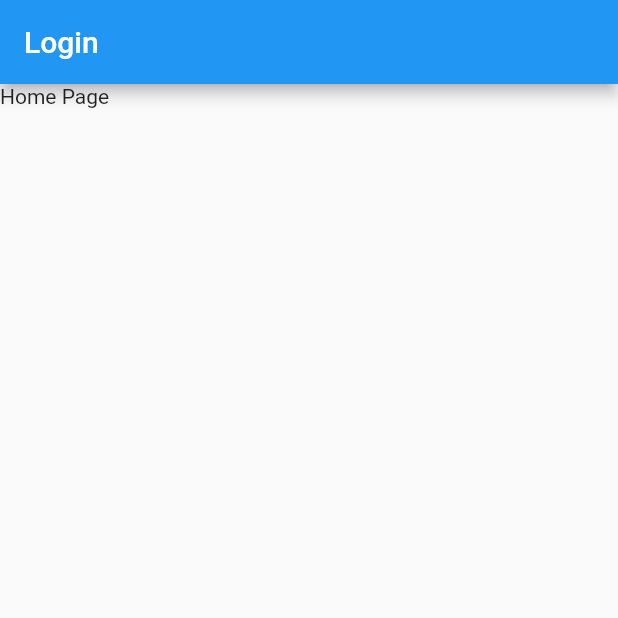
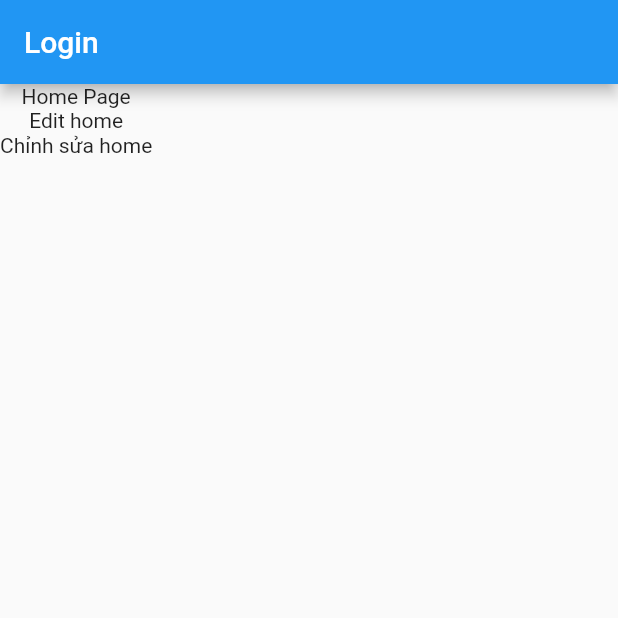
Before and after one commit to chieucold/project_home, a Flutter app: the screen it shows after launch, on a phone screen of 412 x 824 dp, the top half of it. Run offline on Flutter 3.47's test engine with Material 2 defaults, Android fonts, the phone set to English and light mode, and no system bars; our stand-ins replace get.

Commit message:
edit ui home

```diff
--- a/lib/feature/home/home_view.dart
+++ b/lib/feature/home/home_view.dart
@@ -10,7 +10,12 @@ class HomeView extends StatelessWidget {
         title: const Text('Login'),
       ),
       body: Column(
-        children: const [Text("Home Page")],
+        children: const [
+          Text("Home Page"),
+          Text('Edit home'),
+          SizedBox(height: 1,),
+          Text('Chỉnh sửa home'),
+        ],
       ),
     );
   }
```
